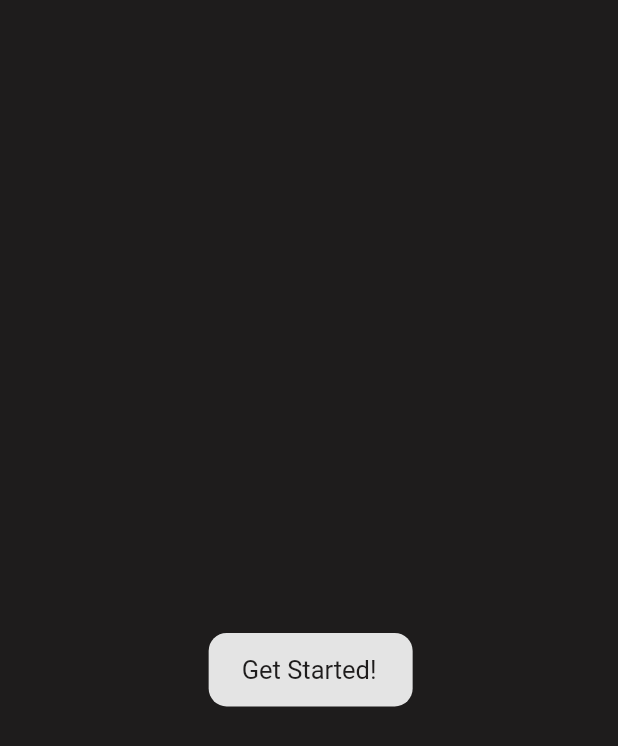
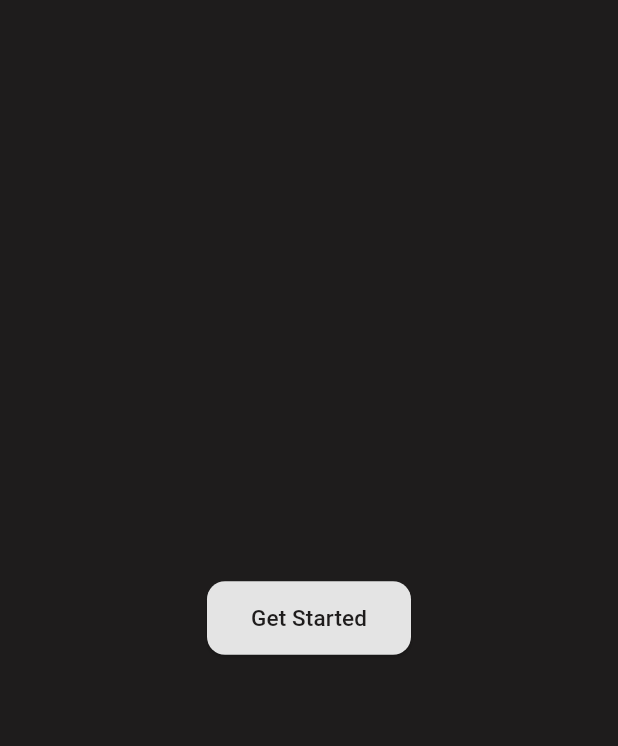
Before and after one commit to mariaAbuAlhaija/CLUST-frontend, a Flutter app: the screen it shows after launch, on a phone screen of 412 x 824 dp. Shown: the top 746 px of the screen. Run offline on Flutter 3.47's test engine with Material 2 defaults, Android fonts, the phone set to English and light mode, and no system bars; our stand-ins replace flutter_svg; missing offline and left inert: adobe_xd, mysql1; Roboto replaces fonts that are missing (Rockwell).

```diff
--- a/lib/_1.dart
+++ /dev/null
@@ -1,63 +0,0 @@
-import 'package:flutter/material.dart';
-import 'signinx.dart';
-import 'package:adobe_xd/page_link.dart';
-
-class st1 extends StatelessWidget {
-  st1({
-    Key? key,
-  }) : super(key: key);
-  @override
-  Widget build(BuildContext context) {
-    return MaterialApp(
-      home: Scaffold(
-        backgroundColor: const Color(0xff1e1c1c),
-        body: Stack(
-          children: <Widget>[
-            Align(
-              alignment: Alignment(0.008, 0.089),
-              child: SizedBox(
-                width: 136.0,
-                height: 49.0,
-                child: PageLink(
-                  links: [
-                    PageLinkInfo(
-                      ease: Curves.easeOut,
-                      duration: 0.3,
-                      pageBuilder: () => signinx(),
-                    ),
-                  ],
-                  child: Stack(
-                    children: <Widget>[
-                      Container(
-                        decoration: BoxDecoration(
-                          color: const Color(0xffe4e4e4),
-                          borderRadius: BorderRadius.circular(12.0),
-                        ),
-                      ),
-                      Align(
-                        alignment: Alignment(0.023, 0.034),
-                        child: SizedBox(
-                          width: 93.0,
-                          height: 20.0,
-                          child: Text(
-                            'Get Started!',
-                            style: TextStyle(
-                              fontFamily: 'Rockwell',
-                              fontSize: 17,
-                              color: const Color(0xff1e1c1c),
-                            ),
-                            softWrap: false,
-                          ),
-                        ),
-                      ),
-                    ],
-                  ),
-                ),
-              ),
-            ),
-          ],
-        ),
-      ),
-    );
-  }
-}
--- a/lib/logo.dart
+++ b/lib/logo.dart
@@ -1,6 +1,6 @@
 import 'package:flutter/material.dart';
 import 'package:adobe_xd/pinned.dart';
-import '_1.dart';
+import 'start.dart';
 import 'dart:async';
 
 class logo extends StatefulWidget {
@@ -16,19 +16,16 @@ class _logoState extends State<logo> {
   Timer? timer;
   @override
   void initState() {
+    super.initState();
     timer = Timer(
       const Duration(seconds: 3),
       () {
-        Navigator.push(
-          context,
-          MaterialPageRoute(
-            builder: (context) => st1(),
-          ),
-        );
+        Navigator.pushReplacementNamed(context, "/start");
       },
     );
   }
 
+  @override
   void dispose() {
     super.dispose();
     timer?.cancel();
@@ -36,32 +33,38 @@ class _logoState extends State<logo> {
 
   @override
   Widget build(BuildContext context) {
-    return MaterialApp(
-      home: Scaffold(
+    return Scaffold(
       backgroundColor: const Color(0xff1e1c1c),
-        body: Stack(
-          children: <Widget>[
-            Pinned.fromPins(
-              Pin(size: 500.0, end: -190.0),
-              Pin(size: 250.0, middle: 0.4747),
+      body: Center(
+        child: Container(
+          height: 263,
+          width: 664,
+          color: Colors.amber.withOpacity(0.5),
           child: Stack(
-                children: <Widget>[
-                  Container(
-                    decoration: BoxDecoration(
+            children: [
+              Positioned(
+                top: MediaQuery.of(context).size.height * 0.0,
+                left: MediaQuery.of(context).size.width * 0.25,
+                child: Container(
+                  height: 209,
+                  width: 500,
+                  decoration: const BoxDecoration(
                     image: DecorationImage(
-                        image: const AssetImage('assets/logo.png'),
+                      image: AssetImage('assets/logo.png'),
                       fit: BoxFit.fill,
                     ),
                   ),
-                    margin: EdgeInsets.fromLTRB(0.0, 0.0, 0.0, 40.2),
                 ),
-                  Pinned.fromPins(
-                    Pin(size: 164.0, start: 33.0),
-                    Pin(size: 54.0, end: 0.0),
+              ),
+              Positioned(
+                top: MediaQuery.of(context).size.height * 0.215,
+                left: MediaQuery.of(context).size.width * 0.33,
                 child: Container(
-                      decoration: BoxDecoration(
+                  height: 54,
+                  width: 164,
+                  decoration: const BoxDecoration(
                     image: DecorationImage(
-                          image: const AssetImage('assets/clust.png'),
+                      image: AssetImage('assets/clust.png'),
                       fit: BoxFit.fill,
                     ),
                   ),
@@ -70,63 +73,35 @@ class _logoState extends State<logo> {
             ],
           ),
         ),
-            Pinned.fromPins(
-              Pin(size: 210.0, start: -73.0),
-              Pin(size: 220.0, start: 25.0),
-              child: Stack(
-                children: <Widget>[
-                  Container(
-                    decoration: BoxDecoration(
-                      borderRadius:
-                          BorderRadius.all(Radius.elliptical(9999.0, 9999.0)),
-                      border: Border.all(
-                          width: 0.5, color: const Color(0xff2b2828)),
       ),
-                  ),
-                  Align(
-                    alignment: Alignment(0.0, 0.009),
-                    child: Container(
-                      width: 104.0,
-                      height: 109.0,
-                      decoration: BoxDecoration(
-                        borderRadius:
-                            BorderRadius.all(Radius.elliptical(9999.0, 9999.0)),
-                        border: Border.all(
-                            width: 0.5, color: const Color(0xff2b2828)),
-                      ),
-                    ),
-                  ),
-                ],
-              ),
-            ),
-            Pinned.fromPins(
-              Pin(size: 158.0, end: -55.0),
-              Pin(size: 166.0, end: -87.0),
-              child: Stack(
-                children: <Widget>[
-                  Container(
-                    decoration: BoxDecoration(
-                      borderRadius:
-                          BorderRadius.all(Radius.elliptical(9999.0, 9999.0)),
-                      border: Border.all(
-                          width: 0.5, color: const Color(0xff2b2828)),
-                    ),
-                  ),
-                  Container(
-                    decoration: BoxDecoration(
-                      borderRadius:
-                          BorderRadius.all(Radius.elliptical(9999.0, 9999.0)),
-                      border: Border.all(
-                          width: 0.5, color: const Color(0xff2b2828)),
-                    ),
-                    margin: EdgeInsets.fromLTRB(27.0, 29.0, 27.0, 28.0),
-                  ),
-                ],
-              ),
-            ),
-          ],
-        ),
-      ),
+      // Positioned(
+      //   top: MediaQuery.of(context).size.height * 0.339,
+      //   left: MediaQuery.of(context).size.width * 0.25,
+      //   child: Container(
+      //     height: 209,
+      //     width: 500,
+      //     decoration: const BoxDecoration(
+      //       image: DecorationImage(
+      //         image: AssetImage('assets/logo.png'),
+      //         fit: BoxFit.fill,
+      //       ),
+      //     ),
+      //   ),
+      // ),
+      // Positioned(
+      //   top: MediaQuery.of(context).size.height * 0.564,
+      //   left: MediaQuery.of(context).size.width * 0.33,
+      //   child: Container(
+      //     height: 54,
+      //     width: 164,
+      //     decoration: const BoxDecoration(
+      //       image: DecorationImage(
+      //         image: AssetImage('assets/clust.png'),
+      //         fit: BoxFit.fill,
+      //       ),
+      //     ),
+      //   ),
+      // ),
     );
   }
 }
--- a/lib/main.dart
+++ b/lib/main.dart
@@ -1,5 +1,6 @@
 import 'package:clust/logo.dart';
-import 'package:clust/_1.dart';
+import 'package:clust/signinx.dart';
+import 'package:clust/start.dart';
 import 'package:flutter/material.dart';
 
 void main() {
@@ -10,12 +11,21 @@ class MyApp extends StatelessWidget {
   @override
   Widget build(BuildContext context) {
     return MaterialApp(
+      debugShowCheckedModeBanner: false,
+      theme: ThemeData(
+        // primarySwatch: Colors.blue,
+        useMaterial3: true,
+      ),
       // theme: ThemeData(primaryColor: Color(0x707070)),
       home: Scaffold(
         body: Center(
           child: logo(),
         ),
       ),
+      routes: {
+        "/start": (context) => start(),
+        "/signin": (context) => signinx(),
+      },
     );
   }
 }
--- /dev/null
+++ b/lib/start.dart
@@ -0,0 +1,87 @@
+import 'package:flutter/material.dart';
+import 'signinx.dart';
+import 'package:adobe_xd/page_link.dart';
+
+class start extends StatelessWidget {
+  start({
+    Key? key,
+  }) : super(key: key);
+  @override
+  Widget build(BuildContext context) {
+    return Scaffold(
+      backgroundColor: const Color(0xff1e1c1c),
+      body: Stack(
+        children: <Widget>[
+          Center(
+            child: Container(
+              width: 136.0,
+              height: 49.0,
+              child: ElevatedButton(
+                onPressed: () {
+                  Navigator.pushReplacementNamed(context, "/signin");
+                },
+                style: ButtonStyle(
+                    shape: MaterialStateProperty.all<RoundedRectangleBorder>(
+                        RoundedRectangleBorder(
+                      borderRadius: BorderRadius.circular(12),
+                    )),
+                    backgroundColor:
+                        MaterialStateProperty.all(const Color(0xffe4e4e4))),
+                child: Text(
+                  "Get Started",
+                  style: TextStyle(
+                    fontFamily: 'Rockwell',
+                    fontSize: 15,
+                    color: const Color(0xff1e1c1c),
+                  ),
+                ),
+              ),
+            ),
+          ),
+          // Align(
+          //   alignment: Alignment(0.008, 0.089),
+          //   child: SizedBox(
+          //     width: 136.0,
+          //     height: 49.0,
+          //     child: PageLink(
+          //       links: [
+          //         PageLinkInfo(
+          //           ease: Curves.easeOut,
+          //           duration: 0.3,
+          //           pageBuilder: () => signinx(),
+          //         ),
+          //       ],
+          //       child: Stack(
+          //         children: <Widget>[
+          //           Container(
+          //             decoration: BoxDecoration(
+          //               color: const Color(0xffe4e4e4),
+          //               borderRadius: BorderRadius.circular(12.0),
+          //             ),
+          //           ),
+          //           Align(
+          //             alignment: Alignment(0.023, 0.034),
+          //             child: SizedBox(
+          //               width: 93.0,
+          //               height: 20.0,
+          //               child: Text(
+          //                 'Get Started!',
+          //                 style: TextStyle(
+          //                   fontFamily: 'Rockwell',
+          //                   fontSize: 17,
+          //                   color: const Color(0xff1e1c1c),
+          //                 ),
+          //                 softWrap: false,
+          //               ),
+          //             ),
+          //           ),
+          //         ],
+          //       ),
+          //     ),
+          //   ),
+          // ),
+        ],
+      ),
+    );
+  }
+}
--- a/pubspec.yaml
+++ b/pubspec.yaml
@@ -33,7 +33,9 @@ dependencies:
   cupertino_icons: ^1.0.2
   flutter:
     sdk: flutter
+  http: ^0.13.5
   mysql1: ^0.20.0
+
 
 dev_dependencies:
   flutter_lints: ^2.0.0
```
Also changed, not shown: lib/network_helper.dart (added, +30 -0 lines), lib/signinx.dart (+29 -49 lines), pubspec.lock. Lines whose indentation alone changed are shown as unchanged.
